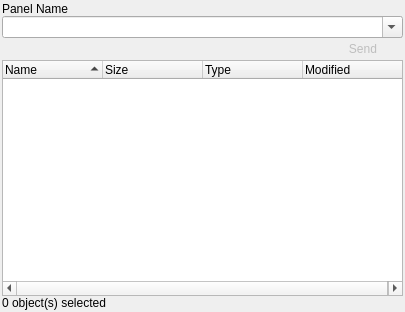
The window that source/client/ui/file_panel.ui (dchapyshev/aspia) describes before a commit, drawn with Qt 5.
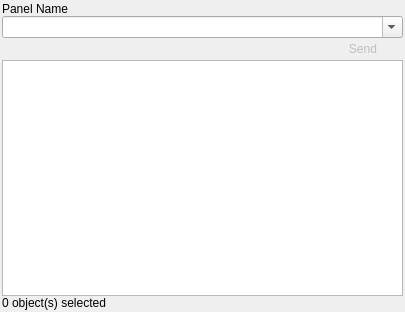
The same window after the commit. Icons and pictures are not drawn. Custom widgets are drawn as their Qt base class.

```diff
--- a/source/client/ui/file_panel.ui
+++ b/source/client/ui/file_panel.ui
@@ -214,7 +214,7 @@
     </widget>
    </item>
    <item>
-    <widget class="aspia::FileTreeWidget" name="tree">
+    <widget class="QTreeView" name="tree_files">
      <property name="contextMenuPolicy">
       <enum>Qt::CustomContextMenu</enum>
      </property>
@@ -230,6 +230,9 @@
      <property name="defaultDropAction">
       <enum>Qt::CopyAction</enum>
      </property>
+     <property name="alternatingRowColors">
+      <bool>true</bool>
+     </property>
      <property name="selectionMode">
       <enum>QAbstractItemView::ExtendedSelection</enum>
      </property>
@@ -242,26 +245,6 @@
      <property name="sortingEnabled">
       <bool>true</bool>
      </property>
-     <column>
-      <property name="text">
-       <string>Name</string>
-      </property>
-     </column>
-     <column>
-      <property name="text">
-       <string>Size</string>
-      </property>
-     </column>
-     <column>
-      <property name="text">
-       <string>Type</string>
-      </property>
-     </column>
-     <column>
-      <property name="text">
-       <string>Modified</string>
-      </property>
-     </column>
     </widget>
    </item>
    <item>
@@ -276,13 +259,6 @@
    </item>
   </layout>
  </widget>
- <customwidgets>
-  <customwidget>
-   <class>aspia::FileTreeWidget</class>
-   <extends>QTreeWidget</extends>
-   <header>client/ui/file_tree_widget.h</header>
-  </customwidget>
- </customwidgets>
  <resources>
   <include location="../../resources/resources.qrc"/>
  </resources>
```
